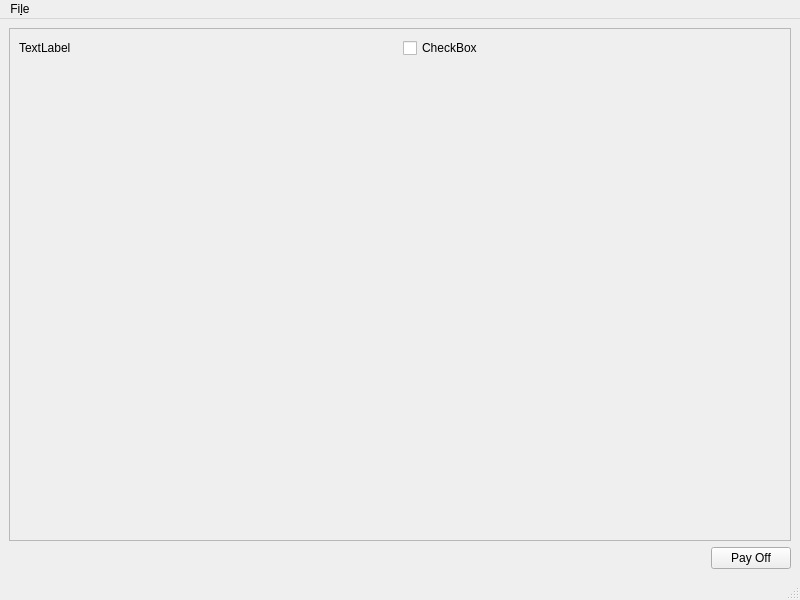
Qt form src/hud/mainForm.ui (davvore33/workTracker) before a commit.
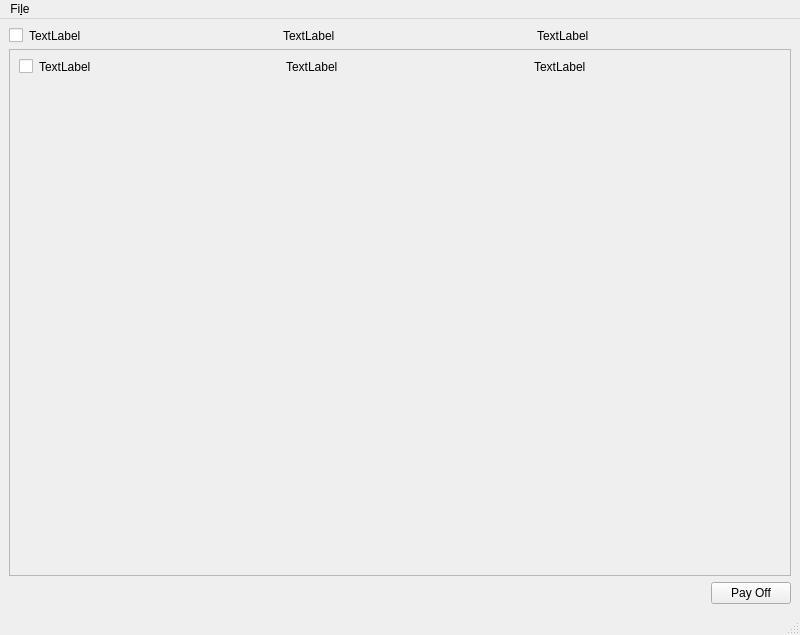
The same form after that commit.

What changed in the file:
```diff
--- a/src/hud/mainForm.ui
+++ b/src/hud/mainForm.ui
@@ -7,7 +7,7 @@
     <x>0</x>
     <y>0</y>
     <width>800</width>
-    <height>600</height>
+    <height>635</height>
    </rect>
   </property>
   <property name="windowTitle">
@@ -15,6 +15,50 @@
   </property>
   <widget class="QWidget" name="centralwidget">
    <layout class="QVBoxLayout" name="verticalLayout">
+    <item>
+     <layout class="QHBoxLayout" name="horizontalLayout_3">
+      <property name="spacing">
+       <number>0</number>
+      </property>
+      <item>
+       <widget class="QCheckBox" name="checkBox">
+        <property name="maximumSize">
+         <size>
+          <width>20</width>
+          <height>20</height>
+         </size>
+        </property>
+        <property name="text">
+         <string/>
+        </property>
+        <property name="checkable">
+         <bool>false</bool>
+        </property>
+       </widget>
+      </item>
+      <item>
+       <widget class="QLabel" name="label_3">
+        <property name="text">
+         <string>TextLabel</string>
+        </property>
+       </widget>
+      </item>
+      <item>
+       <widget class="QLabel" name="label_2">
+        <property name="text">
+         <string>TextLabel</string>
+        </property>
+       </widget>
+      </item>
+      <item>
+       <widget class="QLabel" name="label">
+        <property name="text">
+         <string>TextLabel</string>
+        </property>
+       </widget>
+      </item>
+     </layout>
+    </item>
     <item>
      <widget class="QScrollArea" name="scrollArea">
       <property name="widgetResizable">
@@ -26,23 +70,52 @@
          <x>0</x>
          <y>0</y>
          <width>784</width>
-         <height>483</height>
+         <height>490</height>
         </rect>
        </property>
        <layout class="QVBoxLayout" name="scrollLayout">
+        <property name="spacing">
+         <number>0</number>
+        </property>
         <item>
          <layout class="QHBoxLayout" name="horizontalLayout">
-          <item>
-           <widget class="QLabel" name="label">
-            <property name="text">
-             <string>TextLabel</string>
-            </property>
-           </widget>
-          </item>
+          <property name="spacing">
+           <number>0</number>
+          </property>
           <item>
            <widget class="QCheckBox" name="checkBox">
+            <property name="maximumSize">
+             <size>
+              <width>20</width>
+              <height>20</height>
+             </size>
+            </property>
             <property name="text">
-             <string>CheckBox</string>
+             <string/>
+            </property>
+            <property name="checkable">
+             <bool>false</bool>
+            </property>
+           </widget>
+          </item>
+          <item>
+           <widget class="QLabel" name="label_3">
+            <property name="text">
+             <string>TextLabel</string>
+            </property>
+           </widget>
+          </item>
+          <item>
+           <widget class="QLabel" name="label_2">
+            <property name="text">
+             <string>TextLabel</string>
+            </property>
+           </widget>
+          </item>
+          <item>
+           <widget class="QLabel" name="label">
+            <property name="text">
+             <string>TextLabel</string>
             </property>
            </widget>
           </item>
```
